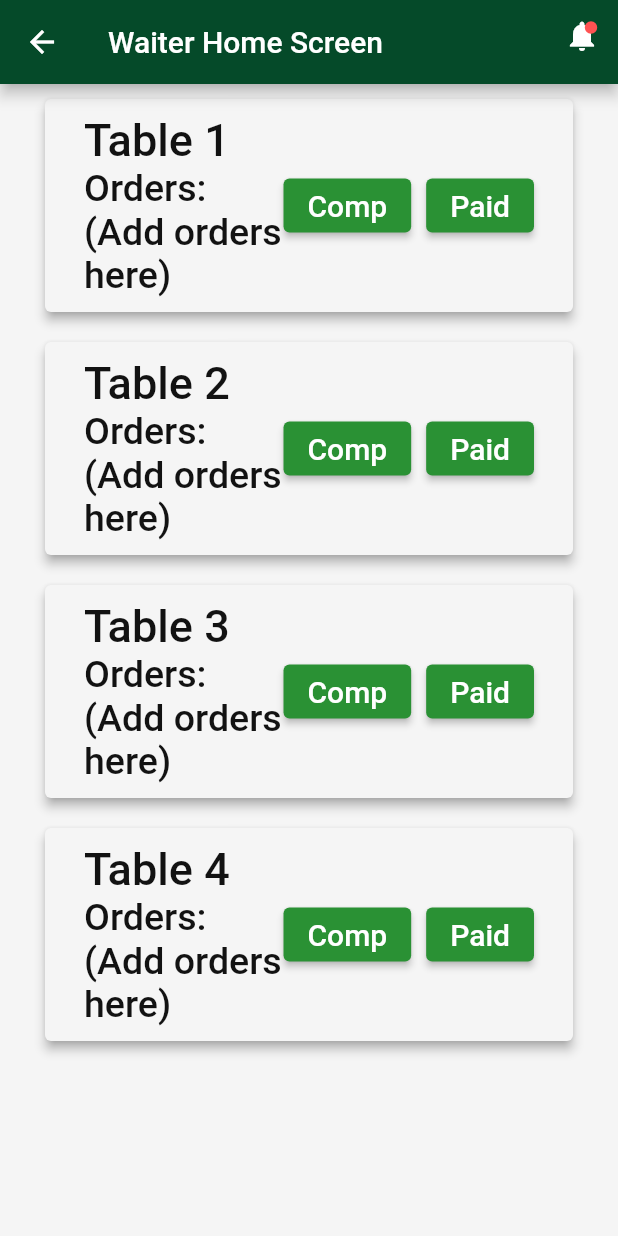
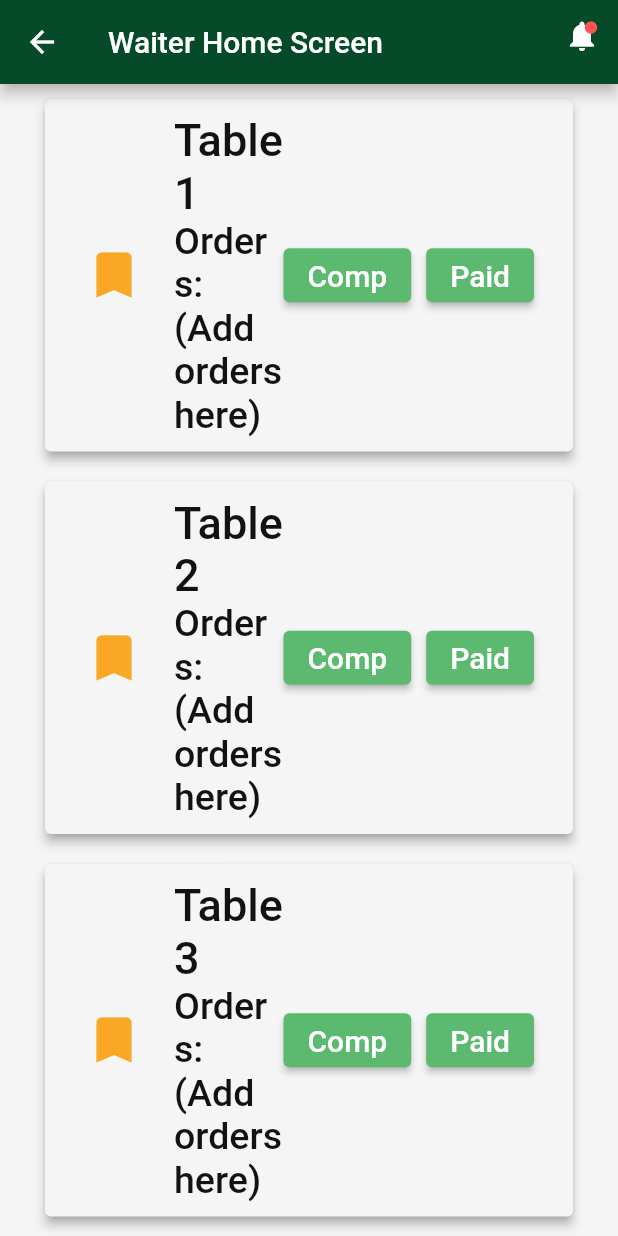
Before and after one commit to Peyton232/virtual_restaurant, a Flutter app: the WaiterHomeScreen screen opened by its route, on a phone screen of 412 x 824 dp. Run offline on Flutter 3.47's test engine with Material 2 defaults, Android fonts, the phone set to English and light mode, and no system bars; our stand-ins replace firebase_core, firebase_database, flutter_fortune_wheel, qr_flutter; missing offline and left inert: custom_switch; accounts and stored records are empty.

Commit message:
Editted and revised some ui elements

```diff
--- a/lib/Pages/GuestVersion/MyOrderPage.dart
+++ b/lib/Pages/GuestVersion/MyOrderPage.dart
@@ -23,6 +23,7 @@ class MyOrderPage extends StatefulWidget {
 class _MyOrderPageState extends State<MyOrderPage> {
   DineOption isSelected = DineOption.dineIn;
   TextEditingController _commentsController;
+  String testingText;
 
   @override
   void initState() {
@@ -179,7 +180,6 @@ class _MyOrderPageState extends State<MyOrderPage> {
                     width: 30.0,
                   ),
                   Text(
-
                     "\$${globals.thisDevicesTable.tableBillTotal}", //TODO: This must be fixed to reflect Michael's changes.
 
                     style: kOrderDetailsTextStyle,
@@ -200,7 +200,6 @@ class _MyOrderPageState extends State<MyOrderPage> {
               margin: EdgeInsets.only(
                 left: 100.0,
                 bottom: 5,
-
               ),
               width: MediaQuery.of(context).size.width,
               child: Text(
--- a/lib/Pages/GuestVersion/SettingsPage.dart
+++ b/lib/Pages/GuestVersion/SettingsPage.dart
@@ -1,6 +1,7 @@
 import 'package:flutter/material.dart';
 import 'package:virtual_restaurant/Data/constants.dart';
 import 'package:custom_switch/custom_switch.dart';
+import 'dart:ui';
 
 const kSettingsHeaderTextStyle = TextStyle(
   fontSize: 30.0,
--- a/lib/Pages/WaiterVersion/WaiterHomeScreen.dart
+++ b/lib/Pages/WaiterVersion/WaiterHomeScreen.dart
@@ -68,8 +68,11 @@ class _WaiterHomeScreenState extends State<WaiterHomeScreen> {
                 // draw a red marble
                 top: 13.0,
                 right: 13.0,
-                child: Icon(Icons.brightness_1,
-                    size: 10.0, color: Colors.redAccent),
+                child: Icon(
+                  Icons.brightness_1,
+                  size: 10.0,
+                  color: Colors.redAccent,
+                ),
               )
             ],
           ),
@@ -120,6 +123,14 @@ class _TableCardState extends State<TableCard> {
         padding: const EdgeInsets.all(10.0),
         child: Row(
           children: <Widget>[
+            Icon(
+              Icons.bookmark,
+              size: 40,
+              color: Colors.yellow[800],
+            ),
+            SizedBox(
+              width: 20,
+            ),
             Expanded(
               child: Column(
                 crossAxisAlignment: CrossAxisAlignment.start,
@@ -145,7 +156,7 @@ class _TableCardState extends State<TableCard> {
               children: <Widget>[
                 ElevatedButton(
                   style: ElevatedButton.styleFrom(
-                    primary: kGreen,
+                    primary: kLightGreen,
                   ),
                   onPressed: () {
                     //TODO: Comp functionality
@@ -162,7 +173,7 @@ class _TableCardState extends State<TableCard> {
                 ),
                 ElevatedButton(
                   style: ElevatedButton.styleFrom(
-                    primary: kGreen,
+                    primary: kLightGreen,
                   ),
                   onPressed: () {
                     //TODO: Paid functionality
--- a/lib/main.dart
+++ b/lib/main.dart
@@ -39,6 +39,10 @@ class MyApp extends StatelessWidget {
   Widget build(BuildContext context) {
     return MaterialApp(
       debugShowCheckedModeBanner: false,
+      highContrastTheme: ThemeData(
+        primaryColor: Colors.green[900],
+        scaffoldBackgroundColor: Colors.white,
+      ),
       theme: ThemeData(
         primaryColor: kDarkGreen,
         scaffoldBackgroundColor: kOffWhite,
```
